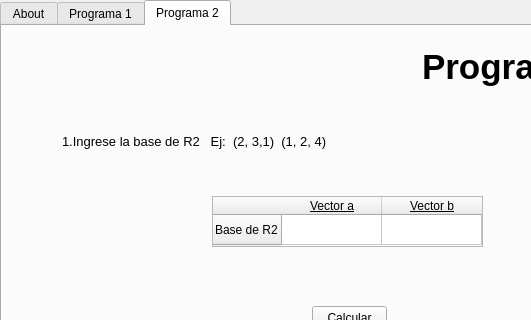
Above: ProgramaConUI/InterfazMenu.ui from bryanjimenezchacon/Progra2Algebra before the change; both pictures show x 0 to 531 and y 0 to 320 of the 1063 by 712 pixel window. Below: the same form after it.
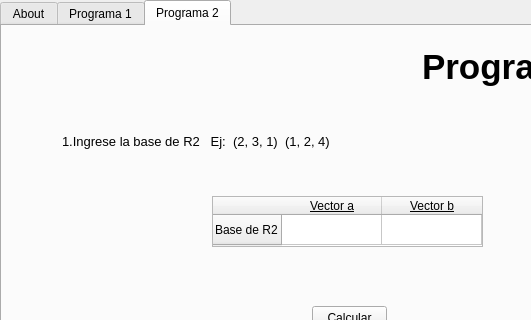
That is the form after the change.

```diff
--- a/ProgramaConUI/InterfazMenu.ui
+++ b/ProgramaConUI/InterfazMenu.ui
@@ -729,7 +729,7 @@
        </font>
       </property>
       <property name="text">
-       <string>1.Ingrese la base de R2   Ej:  (2, 3,1)  (1, 2, 4)</string>
+       <string>1.Ingrese la base de R2   Ej:  (2, 3, 1)  (1, 2, 4)</string>
       </property>
      </widget>
      <widget class="QTableWidget" name="tableWidgetBaseR3P2">
```
